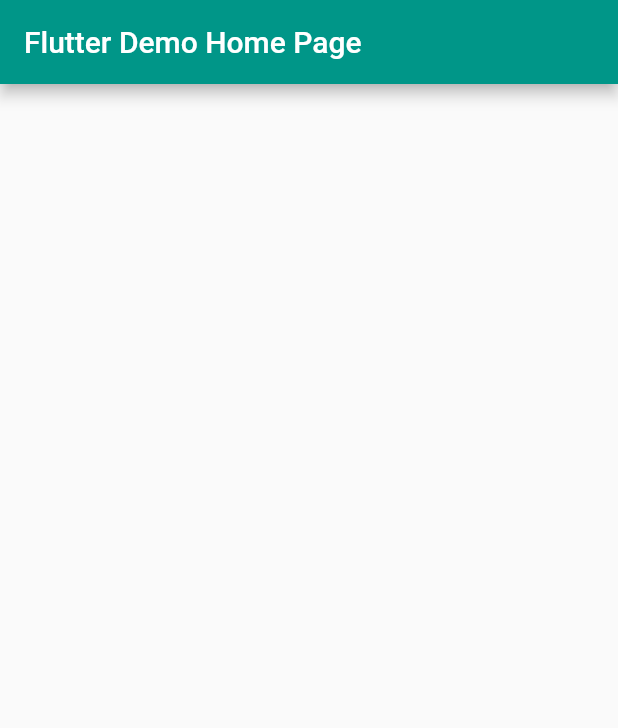
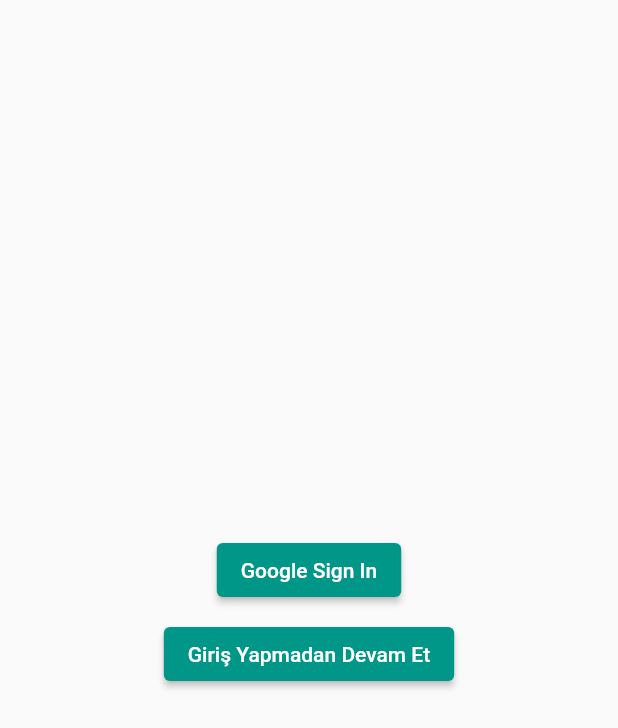
Before and after one commit to batuhanozcan1605/f4-bootcamp-oua, a Flutter app: the screen it shows after launch, on a phone screen of 412 x 824 dp. Shown: the top 728 px of the screen. Run offline on Flutter 3.47's test engine with Material 2 defaults, Android fonts, the light colour scheme and no system bars; our stand-ins replace cloud_firestore, firebase_auth, firebase_core, google_sign_in; accounts and stored records are empty.

Commit message:
firebase auth
çalışıyor

```diff
--- /dev/null
+++ b/lib/firebasetest/auth.dart
@@ -0,0 +1,79 @@
+import 'package:bootcamp_oua_f4/firebasetest/google_sign_in.dart';
+import 'package:cloud_firestore/cloud_firestore.dart';
+import 'package:firebase_auth/firebase_auth.dart';
+import 'package:firebase_core/firebase_core.dart';
+import 'package:flutter/material.dart';
+import 'homepage.dart';
+
+class AuthScreen extends StatefulWidget {
+  const AuthScreen({Key? key}) : super(key: key);
+
+  @override
+  State<AuthScreen> createState() => _AuthScreenState();
+}
+
+class _AuthScreenState extends State<AuthScreen> {
+
+  bool isFirebaseInitialized = false;
+
+  @override
+  void initState() {
+    super.initState();
+    initializeFirebase();
+
+  }
+
+  Future<void> initializeFirebase() async {
+    await Firebase.initializeApp();
+    setState(() {
+      isFirebaseInitialized = true;
+    });
+    if(FirebaseAuth.instance.currentUser != null) {
+      anaSayfayaGit();
+    }
+    // anaSayfayaGit();
+  }
+
+  void anaSayfayaGit() {
+    Navigator.of(context).pushReplacement(
+        MaterialPageRoute(builder: (context) => const HomePage()));
+  }
+
+  @override
+  Widget build(BuildContext context) {
+    return Scaffold(
+      body: Center(
+        child: isFirebaseInitialized ?
+        Column(
+          mainAxisAlignment: MainAxisAlignment.center,
+          children: [
+            ElevatedButton(
+                onPressed: () async {
+                  await signInWithGoogle();
+
+                  String uid = FirebaseAuth.instance.currentUser!.uid;
+
+                  await FirebaseFirestore.instance.collection('users').doc(uid).set({
+                    'hasSignedIn' : true,
+                    'latestSignIn' : FieldValue.serverTimestamp(),
+                  },
+                    SetOptions(merge: true),
+                  );
+                  anaSayfayaGit();
+                },
+                child: const Text("Google Sign In")),
+            Padding(
+              padding: const EdgeInsets.all(8.0),
+              child: ElevatedButton(
+                  onPressed: () {
+                    anaSayfayaGit();
+                  },
+                  child: Text("Giriş Yapmadan Devam Et")),
+            ),
+          ],
+        )
+            : const CircularProgressIndicator(),
+      ),
+    );
+  }
+}
--- a/lib/main.dart
+++ b/lib/main.dart
@@ -1,3 +1,4 @@
+import 'package:bootcamp_oua_f4/firebasetest/auth.dart';
 import 'package:flutter/material.dart';
 
 void main() {
@@ -14,7 +15,7 @@
       theme: ThemeData(
         primarySwatch: Colors.teal,
       ),
-      home: const MyHomePage(title: 'Flutter Demo Home Page'),
+      home: const AuthScreen(),
     );
   }
 }
--- a/pubspec.yaml
+++ b/pubspec.yaml
@@ -37,6 +37,8 @@
   cupertino_icons: ^1.0.2
   firebase_core: ^2.13.1
   firebase_auth: ^4.6.2
+  google_sign_in: ^6.1.2
+  cloud_firestore: ^4.8.0
 
 dev_dependencies:
   flutter_test:
```
Also changed, not shown: lib/firebasetest/google_sign_in.dart (added, +24 -0 lines), lib/firebasetest/homepage.dart (added, +23 -0 lines), pubspec.lock, 3 other files.
